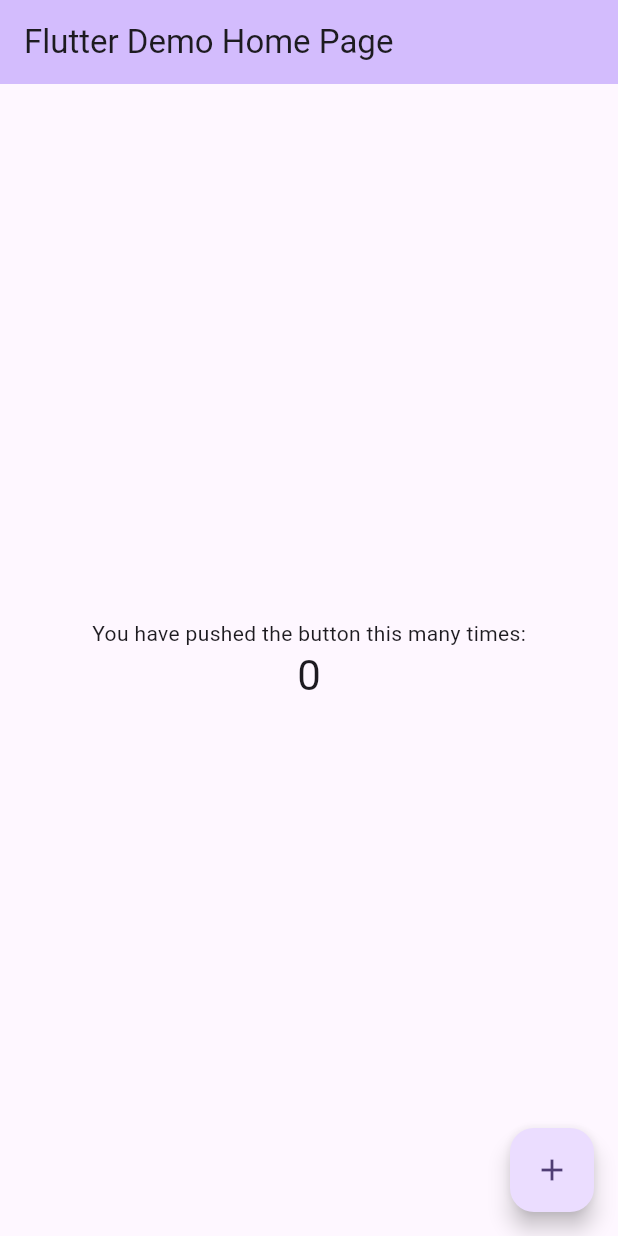
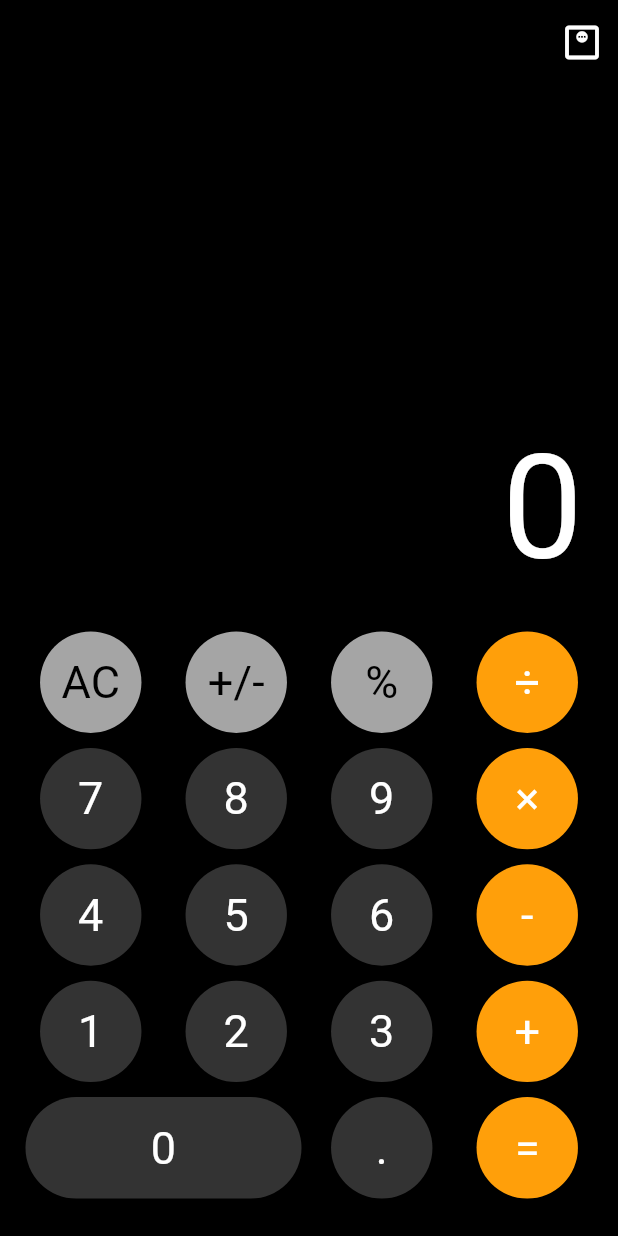
Before and after one commit to Heshan76/smart_calc_pro, a Flutter app: the screen it shows after launch, on a phone screen of 412 x 824 dp. Run offline on Flutter 3.47's test engine with Material 3 defaults, Android fonts, the phone set to English and light mode, and no system bars; our stand-ins replace math_expressions.

Commit message:
feat: enhance display visibility and add segmented unit selectors for BMI

```diff
--- a/lib/main.dart
+++ b/lib/main.dart
@@ -1,122 +1,22 @@
 import 'package:flutter/material.dart';
+import 'screens/calculator_screen.dart';
 
 void main() {
-  runApp(const MyApp());
+  runApp(const SmartCalcApp());
 }
 
-class MyApp extends StatelessWidget {
-  const MyApp({super.key});
+class SmartCalcApp extends StatelessWidget {
+  const SmartCalcApp({super.key});
 
-  // This widget is the root of your application.
   @override
   Widget build(BuildContext context) {
     return MaterialApp(
-      title: 'Flutter Demo',
-      theme: ThemeData(
-        // This is the theme of your application.
-        //
-        // TRY THIS: Try running your application with "flutter run". You'll see
-        // the application has a purple toolbar. Then, without quitting the app,
-        // try changing the seedColor in the colorScheme below to Colors.green
-        // and then invoke "hot reload" (save your changes or press the "hot
-        // reload" button in a Flutter-supported IDE, or press "r" if you used
-        // the command line to start the app).
-        //
-        // Notice that the counter didn't reset back to zero; the application
-        // state is not lost during the reload. To reset the state, use hot
-        // restart instead.
-        //
-        // This works for code too, not just values: Most code changes can be
-        // tested with just a hot reload.
-        colorScheme: .fromSeed(seedColor: Colors.deepPurple),
+      debugShowCheckedModeBanner: false,
+      title: 'SmartCalc Pro',
+      theme: ThemeData.dark().copyWith(
+        scaffoldBackgroundColor: Colors.black,
       ),
-      home: const MyHomePage(title: 'Flutter Demo Home Page'),
+      home: const CalculatorScreen(),
     );
   }
 }
-
-class MyHomePage extends StatefulWidget {
-  const MyHomePage({super.key, required this.title});
-
-  // This widget is the home page of your application. It is stateful, meaning
-  // that it has a State object (defined below) that contains fields that affect
-  // how it looks.
-
-  // This class is the configuration for the state. It holds the values (in this
-  // case the title) provided by the parent (in this case the App widget) and
-  // used by the build method of the State. Fields in a Widget subclass are
-  // always marked "final".
-
-  final String title;
-
-  @override
-  State<MyHomePage> createState() => _MyHomePageState();
-}
-
-class _MyHomePageState extends State<MyHomePage> {
-  int _counter = 0;
-
-  void _incrementCounter() {
-    setState(() {
-      // This call to setState tells the Flutter framework that something has
-      // changed in this State, which causes it to rerun the build method below
-      // so that the display can reflect the updated values. If we changed
-      // _counter without calling setState(), then the build method would not be
-      // called again, and so nothing would appear to happen.
-      _counter++;
-    });
-  }
-
-  @override
-  Widget build(BuildContext context) {
-    // This method is rerun every time setState is called, for instance as done
-    // by the _incrementCounter method above.
-    //
-    // The Flutter framework has been optimized to make rerunning build methods
-    // fast, so that you can just rebuild anything that needs updating rather
-    // than having to individually change instances of widgets.
-    return Scaffold(
-      appBar: AppBar(
-        // TRY THIS: Try changing the color here to a specific color (to
-        // Colors.amber, perhaps?) and trigger a hot reload to see the AppBar
-        // change color while the other colors stay the same.
-        backgroundColor: Theme.of(context).colorScheme.inversePrimary,
-        // Here we take the value from the MyHomePage object that was created by
-        // the App.build method, and use it to set our appbar title.
-        title: Text(widget.title),
-      ),
-      body: Center(
-        // Center is a layout widget. It takes a single child and positions it
-        // in the middle of the parent.
-        child: Column(
-          // Column is also a layout widget. It takes a list of children and
-          // arranges them vertically. By default, it sizes itself to fit its
-          // children horizontally, and tries to be as tall as its parent.
-          //
-          // Column has various properties to control how it sizes itself and
-          // how it positions its children. Here we use mainAxisAlignment to
-          // center the children vertically; the main axis here is the vertical
-          // axis because Columns are vertical (the cross axis would be
-          // horizontal).
-          //
-          // TRY THIS: Invoke "debug painting" (choose the "Toggle Debug Paint"
-          // action in the IDE, or press "p" in the console), to see the
-          // wireframe for each widget.
-          mainAxisAlignment: .center,
-          children: [
-            const Text('You have pushed the button this many times:'),
-            Text(
-              '$_counter',
-              style: Theme.of(context).textTheme.headlineMedium,
-            ),
-          ],
-        ),
-      ),
-      floatingActionButton: FloatingActionButton(
-        onPressed: _incrementCounter,
-        tooltip: 'Increment',
-        child: const Icon(Icons.add),
-      ),
-    );
-  }
-}
--- /dev/null
+++ b/lib/screens/calculator_screen.dart
@@ -0,0 +1,195 @@
+import 'package:flutter/material.dart';
+import 'package:math_expressions/math_expressions.dart';
+import '../widgets/calc_button.dart';
+import 'bmi_screen.dart';
+
+class CalculatorScreen extends StatefulWidget {
+  const CalculatorScreen({super.key});
+
+  @override
+  State<CalculatorScreen> createState() => _CalculatorScreenState();
+}
+
+class _CalculatorScreenState extends State<CalculatorScreen> {
+  String _display = '0';
+  String _expression = '';
+  bool _resetNext = false;
+
+  static const Color _btnGray = Color(0xFFA5A5A5);
+  static const Color _btnDarkGray = Color(0xFF333333);
+  static const Color _btnOrange = Color(0xFFFF9F0A);
+
+  void _handlePress(String text) {
+    setState(() {
+      if (text == 'AC') {
+        _display = '0';
+        _expression = '';
+        _resetNext = false;
+      } else if (text == '+/-') {
+        if (_display != '0' && _display != 'Error') {
+          _display = _display.startsWith('-') ? _display.substring(1) : '-$_display';
+        }
+      } else if (text == '%') {
+        final val = double.tryParse(_display);
+        if (val != null) {
+          _display = (val / 100).toString();
+        }
+      } else if (['+', '-', '×', '÷'].contains(text)) {
+        final op = text == '×' ? '*' : (text == '÷' ? '/' : text);
+        _expression = '$_display $op ';
+        _resetNext = true;
+      } else if (text == '=') {
+        if (_expression.isNotEmpty) {
+          final fullExp = '$_expression$_display'.replaceAll(' ', '');
+          try {
+            final exp = Parser().parse(fullExp);
+            final res = exp.evaluate(EvaluationType.REAL, ContextModel());
+            _display = (res % 1 == 0)
+                ? res.toInt().toString()
+                : res.toStringAsPrecision(8).replaceAll(RegExp(r"([.]*0+)(?!.*\d)"), "");
+          } catch (_) {
+            _display = 'Error';
+          }
+          _expression = '';
+          _resetNext = true;
+        }
+      } else {
+        if (_display == '0' || _resetNext || _display == 'Error') {
+          _display = (text == '.') ? '0.' : text;
+          _resetNext = false;
+        } else if (text == '.') {
+          if (!_display.contains('.')) {
+            _display += '.';
+          }
+        } else {
+          _display += text;
+        }
+      }
+    });
+  }
+
+  @override
+  Widget build(BuildContext context) {
+    return Scaffold(
+      backgroundColor: Colors.black,
+      appBar: AppBar(
+        backgroundColor: Colors.black,
+        elevation: 0,
+        actions: [
+          IconButton(
+            icon: const Icon(Icons.monitor_weight_outlined, color: Colors.white, size: 30),
+            tooltip: 'BMI Calculator',
+            onPressed: () => Navigator.push(
+              context,
+              MaterialPageRoute(builder: (_) => const BmiScreen()),
+            ),
+          )
+        ],
+      ),
+      body: SafeArea(
+        child: Center(
+          child: ConstrainedBox(
+            constraints: const BoxConstraints(maxWidth: 480),
+            child: Column(
+              crossAxisAlignment: CrossAxisAlignment.stretch,
+              children: [
+                // Prominent, Large Display Area
+                Container(
+                  height: 360,
+                  width: double.infinity,
+                  padding: const EdgeInsets.symmetric(horizontal: 24, vertical: 8),
+                  alignment: Alignment.bottomRight,
+                  child: Column(
+                    mainAxisAlignment: MainAxisAlignment.end,
+                    crossAxisAlignment: CrossAxisAlignment.end,
+                    children: [
+                      // Calculation Expression Subtitle
+                      if (_expression.isNotEmpty)
+                        SingleChildScrollView(
+                          scrollDirection: Axis.horizontal,
+                          reverse: true,
+                          child: Text(
+                            _expression,
+                            style: const TextStyle(
+                              fontSize: 32,
+                              color: Color(0xFFA5A5A5),
+                              fontWeight: FontWeight.w400,
+                            ),
+                          ),
+                        ),
+                      const SizedBox(height: 4),
+                      // Main Large Result Bar
+                      SingleChildScrollView(
+                        scrollDirection: Axis.horizontal,
+                        reverse: true,
+                        child: Text(
+                          _display,
+                          maxLines: 1,
+                          style: const TextStyle(
+                            fontSize: 96,
+                            color: Colors.white,
+                            fontWeight: FontWeight.w400,
+                            letterSpacing: -1.0,
+                          ),
+                        ),
+                      ),
+                    ],
+                  ),
+                ),
+                // Keypad Area
+                Expanded(
+                  child: Padding(
+                    padding: const EdgeInsets.only(left: 12, right: 12, bottom: 20),
+                    child: Column(
+                      children: [
+                        Expanded(
+                          child: Row(children: [
+                            CalcButton(text: _display == '0' ? 'AC' : 'C', fillColor: _btnGray, textColor: Colors.black, onPressed: () => _handlePress('AC')),
+                            CalcButton(text: '+/-', fillColor: _btnGray, textColor: Colors.black, onPressed: () => _handlePress('+/-')),
+                            CalcButton(text: '%', fillColor: _btnGray, textColor: Colors.black, onPressed: () => _handlePress('%')),
+                            CalcButton(text: '÷', fillColor: _btnOrange, textColor: Colors.white, onPressed: () => _handlePress('÷')),
+                          ]),
+                        ),
+                        Expanded(
+                          child: Row(children: [
+                            CalcButton(text: '7', fillColor: _btnDarkGray, textColor: Colors.white, onPressed: () => _handlePress('7')),
+                            CalcButton(text: '8', fillColor: _btnDarkGray, textColor: Colors.white, onPressed: () => _handlePress('8')),
+                            CalcButton(text: '9', fillColor: _btnDarkGray, textColor: Colors.white, onPressed: () => _handlePress('9')),
+                            CalcButton(text: '×', fillColor: _btnOrange, textColor: Colors.white, onPressed: () => _handlePress('×')),
+                          ]),
+                        ),
+                        Expanded(
+                          child: Row(children: [
+                            CalcButton(text: '4', fillColor: _btnDarkGray, textColor: Colors.white, onPressed: () => _handlePress('4')),
+                            CalcButton(text: '5', fillColor: _btnDarkGray, textColor: Colors.white, onPressed: () => _handlePress('5')),
+                            CalcButton(text: '6', fillColor: _btnDarkGray, textColor: Colors.white, onPressed: () => _handlePress('6')),
+                            CalcButton(text: '-', fillColor: _btnOrange, textColor: Colors.white, onPressed: () => _handlePress('-')),
+                          ]),
+                        ),
+                        Expanded(
+                          child: Row(children: [
+                            CalcButton(text: '1', fillColor: _btnDarkGray, textColor: Colors.white, onPressed: () => _handlePress('1')),
+                            CalcButton(text: '2', fillColor: _btnDarkGray, textColor: Colors.white, onPressed: () => _handlePress('2')),
+                            CalcButton(text: '3', fillColor: _btnDarkGray, textColor: Colors.white, onPressed: () => _handlePress('3')),
+                            CalcButton(text: '+', fillColor: _btnOrange, textColor: Colors.white, onPressed: () => _handlePress('+')),
+                          ]),
+                        ),
+                        Expanded(
+                          child: Row(children: [
+                            CalcButton(text: '0', fillColor: _btnDarkGray, textColor: Colors.white, isWide: true, onPressed: () => _handlePress('0')),
+                            CalcButton(text: '.', fillColor: _btnDarkGray, textColor: Colors.white, onPressed: () => _handlePress('.')),
+                            CalcButton(text: '=', fillColor: _btnOrange, textColor: Colors.white, onPressed: () => _handlePress('=')),
+                          ]),
+                        ),
+                      ],
+                    ),
+                  ),
+                ),
+              ],
+            ),
+          ),
+        ),
+      ),
+    );
+  }
+}
--- /dev/null
+++ b/lib/widgets/calc_button.dart
@@ -0,0 +1,51 @@
+import 'package:flutter/material.dart';
+
+class CalcButton extends StatelessWidget {
+  final String text;
+  final Color fillColor;
+  final Color textColor;
+  final VoidCallback onPressed;
+  final bool isWide;
+
+  const CalcButton({
+    super.key,
+    required this.text,
+    required this.fillColor,
+    required this.textColor,
+    required this.onPressed,
+    this.isWide = false,
+  });
+
+  @override
+  Widget build(BuildContext context) {
+    return Expanded(
+      flex: isWide ? 2 : 1,
+      child: Padding(
+        padding: const EdgeInsets.all(5.0),
+        child: SizedBox(
+          height: double.infinity,
+          child: ElevatedButton(
+            style: ElevatedButton.styleFrom(
+              backgroundColor: fillColor,
+              shape: isWide ? const StadiumBorder() : const CircleBorder(),
+              padding: EdgeInsets.zero,
+              elevation: 0,
+            ),
+            onPressed: onPressed,
+            child: FittedBox(
+              fit: BoxFit.scaleDown,
+              child: Text(
+                text,
+                style: TextStyle(
+                  fontSize: 30,
+                  color: textColor,
+                  fontWeight: FontWeight.w400,
+                ),
+              ),
+            ),
+          ),
+        ),
+      ),
+    );
+  }
+}
```
Also changed, not shown: lib/screens/bmi_screen.dart (added, +226 -0 lines).
